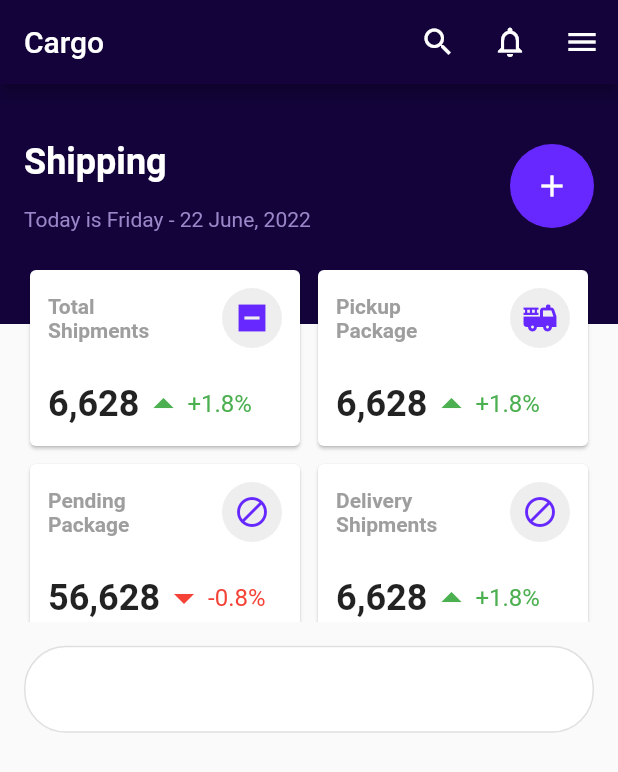
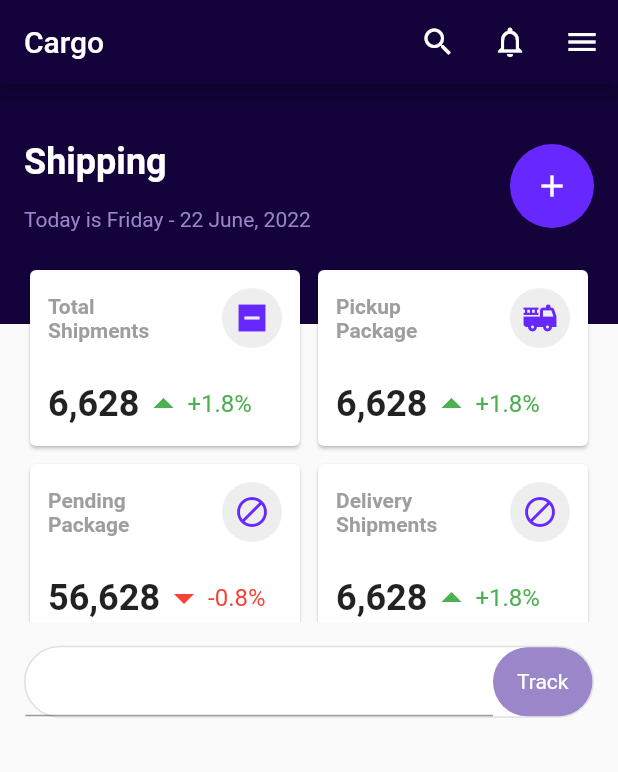
Before and after one commit to JAICHANGPARK/flutter_notebook_chapter_24, a Flutter app: the CargoShippingMainPage screen opened directly, on a phone screen of 412 x 824 dp. Shown: the top 772 px of the screen. Run offline on Flutter 3.47's test engine with Material 2 defaults, Android fonts, the phone set to English and light mode, and no system bars.

Commit message:
Update cargo_shipping_main_page.dart

```diff
--- a/lib/ep1351_cargo_shipping_app/view/cargo_shipping_main_page.dart
+++ b/lib/ep1351_cargo_shipping_app/view/cargo_shipping_main_page.dart
@@ -311,14 +311,35 @@ class _CargoShippingMainPageState extends State<CargoShippingMainPage> {
               ),
             ),
             Container(
-              height: 58,
-              margin: EdgeInsets.symmetric(horizontal: 16),
+              height: 48,
+              margin: const EdgeInsets.symmetric(horizontal: 16),
               decoration: BoxDecoration(
                 color: Colors.white,
                 borderRadius: BorderRadius.circular(28),
                 border: Border.all(
                   color: Colors.grey[300]!,
                 ),
+              ),
+              child: Row(
+                children: [
+                  const Expanded(child: TextField()),
+                  Container(
+                    padding: const EdgeInsets.symmetric(
+                      horizontal: 16,
+                    ),
+                    decoration: BoxDecoration(
+                      color: _secondaryColor,
+                      borderRadius: BorderRadius.circular(28),
+                    ),
+                    child: const Center(
+                        child: Text(
+                      "Track",
+                      style: TextStyle(
+                        color: Colors.white,
+                      ),
+                    )),
+                  )
+                ],
               ),
             )
           ],
```
